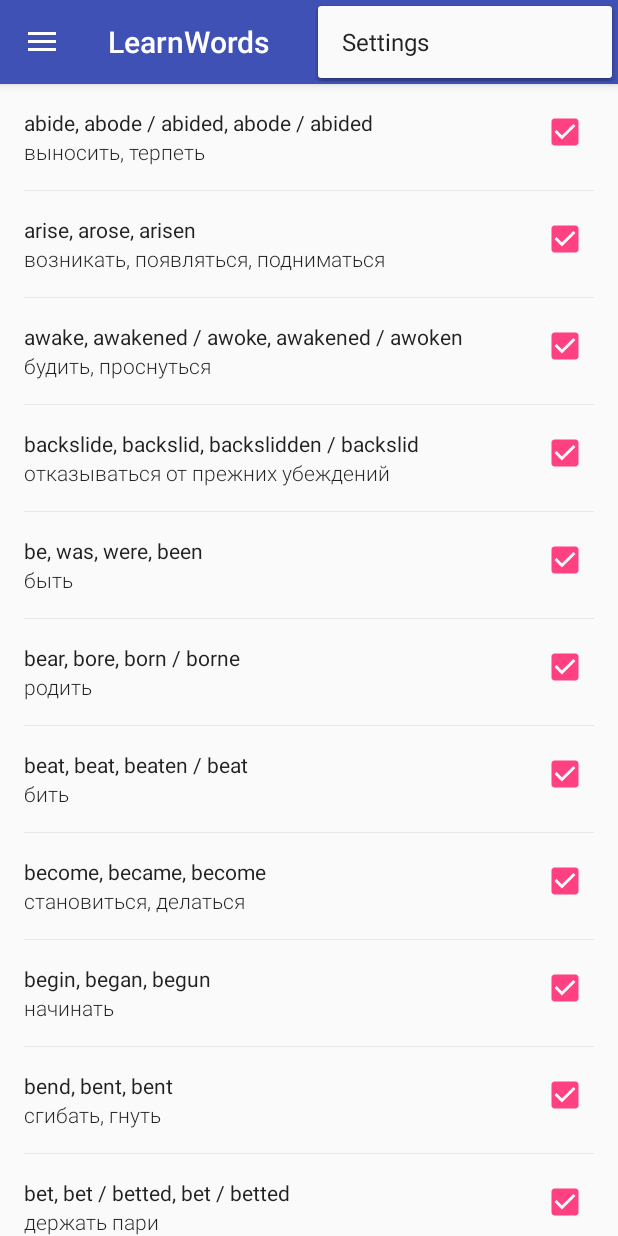
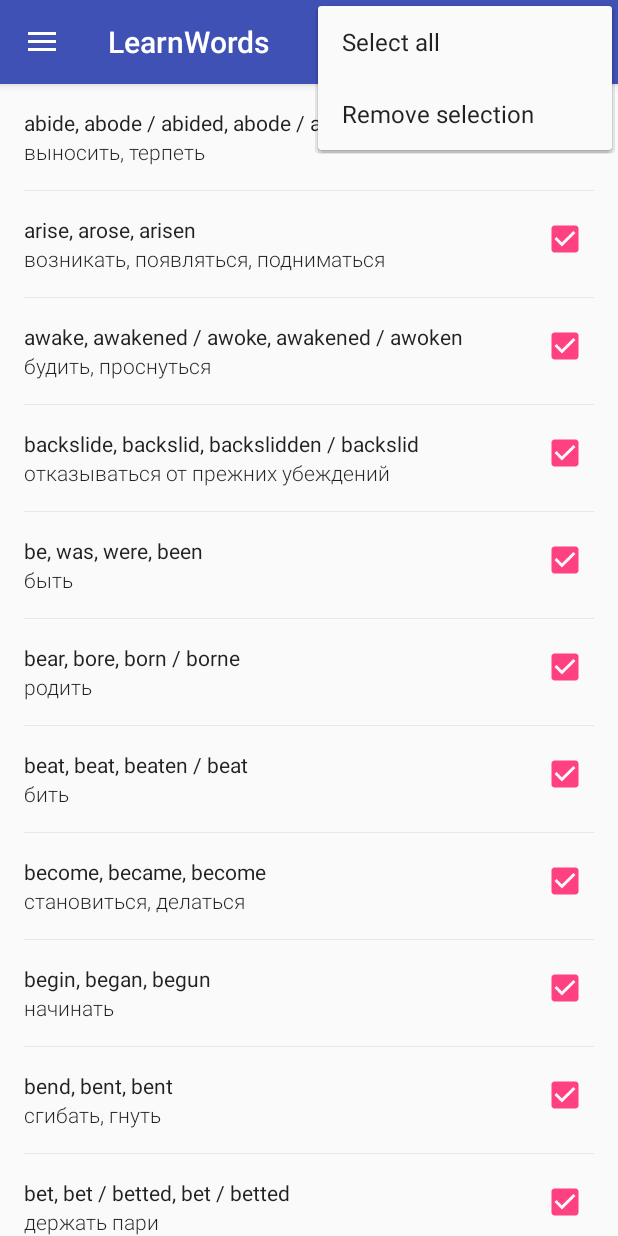
Before and after one commit to tepikin/LearnWordsAndroid, an Android app: the fragment WordsListFragment placed in its activity, with the options menu open, on a phone screen of 412 x 824 dp. Run offline under Robolectric (Android 15) with nearby library versions, the phone set to English and light mode, and no system bars.

Commit message:
words selection fixed

```diff
--- a/app/src/main/java/ru/lazard/learnwords/db/DAO.java
+++ b/app/src/main/java/ru/lazard/learnwords/db/DAO.java
@@ -18,7 +18,7 @@ public class DAO {
     }
 
     public static Word getRandomWord() {
-        Cursor cursor = getDb().rawQuery("SELECT * FROM "+DBContract.Words.TABLE_NAME+" ORDER BY RANDOM() LIMIT 1;", null);
+        Cursor cursor = getDb().rawQuery("SELECT * FROM "+DBContract.Words.TABLE_NAME+" WHERE "+DBContract.Words.COLUMN_NAME_VISIBLE+" = 1 ORDER BY RANDOM() LIMIT 1;", null);
         List<Word> wordsFromCursor = getWordsFromCursor(cursor);
         Word word = wordsFromCursor.size() <= 0 ? null : wordsFromCursor.get(0);
         return word;
@@ -39,6 +39,15 @@ public class DAO {
     public static List<Word> getAllWords() {
         Cursor cursor = getDb().rawQuery("SELECT * FROM "+DBContract.Words.TABLE_NAME, null);
         return getWordsFromCursor(cursor);
+    }
+
+    public static void setVisibleForAllWords(boolean isVisible) {
+        getDb().execSQL("UPDATE "+DBContract.Words.TABLE_NAME+" SET "+DBContract.Words.COLUMN_NAME_VISIBLE +" = "+(isVisible?1:0) );
+    }
+
+    public static void setSelectionForWord(int id, boolean isVisible) {
+        getDb().execSQL("UPDATE "+DBContract.Words.TABLE_NAME+" SET "+DBContract.Words.COLUMN_NAME_VISIBLE +" = "+(isVisible?1:0)+" WHERE "+DBContract.Words._ID+" = "+id );
+
     }
 
     private static List<Word> getWordsFromCursor(Cursor cursor) {
--- a/app/src/main/java/ru/lazard/learnwords/db/DBContract.java
+++ b/app/src/main/java/ru/lazard/learnwords/db/DBContract.java
@@ -21,7 +21,8 @@ public class DBContract {
         public static final String SQL_DELETE_WORDS =
                 "DROP TABLE IF EXISTS " + Words.TABLE_NAME;
         public static final String SQL_CREATE_WORDS =
-                "CREATE VIRTUAL TABLE " + Words.TABLE_NAME + " USING fts4(" +
+                //"CREATE VIRTUAL TABLE " + Words.TABLE_NAME + " USING fts4(" +
+                        "CREATE TABLE " + Words.TABLE_NAME + " (" +
                         Words._ID + " INTEGER PRIMARY KEY AUTOINCREMENT," +
                         Words.COLUMN_NAME_WORD + TEXT_TYPE + COMMA_SEP +
                         Words.COLUMN_NAME_TRANSLATE + TEXT_TYPE + COMMA_SEP +
--- a/app/src/main/java/ru/lazard/learnwords/ui/fragments/learn/LearnFragment.java
+++ b/app/src/main/java/ru/lazard/learnwords/ui/fragments/learn/LearnFragment.java
@@ -57,6 +57,7 @@ public class LearnFragment extends Fragment implements   View.OnClickListener{
     }
 
     public void showWord(Word randomWord) {
+        if (randomWord==null){randomWord=new Word("No words selected","Выбирите слова для изучения");}
         wordView.setText(randomWord.getWord());
         translateView.setText(randomWord.getTranslate());
     }
--- a/app/src/main/java/ru/lazard/learnwords/ui/fragments/learn/LearnPresenter.java
+++ b/app/src/main/java/ru/lazard/learnwords/ui/fragments/learn/LearnPresenter.java
@@ -62,6 +62,9 @@ public class LearnPresenter {
 
     private void startWord(Word randomWord) {
         fragment.showWord(randomWord);
+        if (randomWord==null){
+            return;
+        }
         if (settings.isBlinkEnable()) {
             fragment.blink();
         }
--- a/app/src/main/java/ru/lazard/learnwords/ui/fragments/wordsList/WordsItemViewHolder.java
+++ b/app/src/main/java/ru/lazard/learnwords/ui/fragments/wordsList/WordsItemViewHolder.java
@@ -6,6 +6,7 @@ import android.widget.CheckBox;
 import android.widget.TextView;
 
 import ru.lazard.learnwords.R;
+import ru.lazard.learnwords.db.DAO;
 import ru.lazard.learnwords.model.Word;
 
 /**
@@ -26,9 +27,18 @@ public class WordsItemViewHolder extends RecyclerView.ViewHolder {
         visibleView = (CheckBox) itemView.findViewById(R.id.switch1);
     }
 
-    public void bind(Word word) {
+    public void bind(final Word word) {
         wordView.setText(word.getWord());
         translateView.setText(word.getTranslate());
         visibleView.setChecked(word.isVisible());
+        visibleView.setOnClickListener(new View.OnClickListener() {
+            @Override
+            public void onClick(View v) {
+                boolean isVisible = !word.isVisible();
+                DAO.setSelectionForWord(word.getId(), isVisible);
+                word.setVisible(isVisible);
+                visibleView.setChecked(isVisible);
+            }
+        });
     }
 }
--- /dev/null
+++ b/app/src/main/res/menu/menu_words_list.xml
@@ -0,0 +1,12 @@
+<?xml version="1.0" encoding="utf-8"?>
+<menu xmlns:android="http://schemas.android.com/apk/res/android"
+      xmlns:app="http://schemas.android.com/apk/res-auto">
+    <item
+        android:id="@+id/action_selectAll"
+        android:title="@string/wordsList_menu_selectAll"
+        app:showAsAction="never"/>
+    <item
+        android:id="@+id/action_removeSelection"
+        android:title="@string/wordsList_menu_removeSelection"
+        app:showAsAction="never"/>
+</menu>
--- a/app/src/main/res/values/strings.xml
+++ b/app/src/main/res/values/strings.xml
@@ -10,6 +10,10 @@
 
     <string name="path_play">M16,24L38,24L27.3,30.8L16,38ZM16,10L27.3,17.2L38,24L16,24Z</string>
     <string name="path_pause">M12,10L20,10L20,38L12,38ZM28,10L36,10L36,38L28,38Z</string>
+
+    <!-- WordsList screen -->
+    <string name="wordsList_menu_removeSelection">Remove selection</string>
+    <string name="wordsList_menu_selectAll">Select all</string>
 
     <!-- Settings screen -->
     <string name="preferences_screen_title">Settings</string>
```
Also changed, not shown: app/src/main/java/ru/lazard/learnwords/ui/fragments/wordsList/WordsListFragment.java (+18 -1 lines), app/src/main/res/menu/menu_learn.xml (added, +9 -0 lines).
